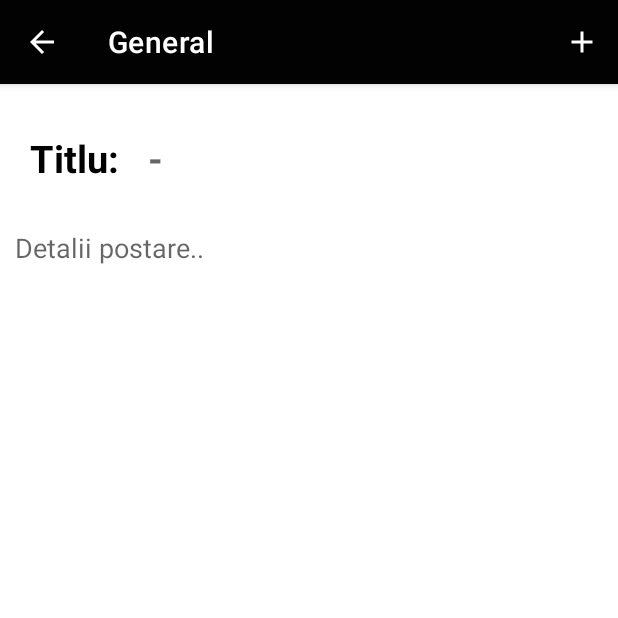
After one commit to BogdanColhon/CicloTM, an Android app: the GeneralPostActivity screen opened directly, with no data from a screen before it, on a phone screen of 412 x 824 dp, the top half of it. The commit adds this screen. Run offline under Robolectric (Android 15) with nearby library versions, the phone set to English and light mode, and no system bars; our stand-ins replace Firebase (no records; nobody signed in at launch, a user with empty details on screens opened directly).

Commit message:
The data for the general posts from community can be fetch from the db

```diff
--- a/app/build.gradle
+++ b/app/build.gradle
@@ -2,6 +2,7 @@ plugins {
     id 'com.android.application'
     id 'com.google.gms.google-services'
 }
+
 
 android {
     compileSdk 31
@@ -56,3 +57,4 @@ dependencies {
     androidTestImplementation 'androidx.test.ext:junit:1.1.3'
     androidTestImplementation 'androidx.test.espresso:espresso-core:3.4.0'
 }
+googleServices.disableVersionCheck = true
--- /dev/null
+++ b/app/src/main/java/com/example/ciclotm/GeneralPostActivity.java
@@ -0,0 +1,88 @@
+package com.example.ciclotm;
+
+import androidx.annotation.NonNull;
+import androidx.appcompat.app.ActionBar;
+import androidx.appcompat.app.AppCompatActivity;
+
+import android.os.Bundle;
+import android.view.Menu;
+import android.view.MenuItem;
+import android.widget.EditText;
+import android.widget.Toast;
+
+import com.google.android.gms.tasks.OnCompleteListener;
+import com.google.android.gms.tasks.Task;
+import com.google.firebase.auth.FirebaseAuth;
+import com.google.firebase.auth.FirebaseUser;
+import com.google.firebase.database.DatabaseReference;
+import com.google.firebase.database.FirebaseDatabase;
+
+import java.util.Calendar;
+import java.util.Date;
+
+public class GeneralPostActivity extends AppCompatActivity {
+
+    private EditText titleEditText;
+    private EditText descriptionEditText;
+    private FirebaseUser user;
+    private DatabaseReference reference;
+
+    @Override
+    protected void onCreate(Bundle savedInstanceState) {
+        super.onCreate(savedInstanceState);
+        setContentView(R.layout.activity_general_post);
+
+        ActionBar actionBar = getSupportActionBar();
+        actionBar.setTitle("General");
+        actionBar.setDisplayHomeAsUpEnabled(true);
+
+        titleEditText = findViewById(R.id.titleEditText);
+        descriptionEditText = findViewById(R.id.descriptionEditText);
+
+    }
+
+    @Override
+    public boolean onCreateOptionsMenu(Menu menu) {
+
+        getMenuInflater().inflate(R.menu.action_bar_bicycles, menu);
+        return super.onCreateOptionsMenu(menu);
+    }
+
+    @Override
+    public boolean onOptionsItemSelected(@NonNull MenuItem item) {
+        switch (item.getItemId()) {
+            case R.id.add:
+                String title = titleEditText.getText().toString();
+                String description = descriptionEditText.getText().toString();
+                Date currentTime = Calendar.getInstance().getTime();
+
+                user = FirebaseAuth.getInstance().getCurrentUser();
+                reference = FirebaseDatabase.getInstance(getResources().getString(R.string.db_instance)).getReference("Users");
+                String uid = user.getUid();
+
+                generalPost post = new generalPost(title, description, currentTime, uid);
+
+                FirebaseDatabase.getInstance(getResources().getString(R.string.db_instance)).getReference("GeneralPosts").child(String.valueOf(currentTime))
+                        .setValue(post).addOnCompleteListener(new OnCompleteListener<Void>() {
+                    @Override
+                    public void onComplete(@NonNull Task<Void> task) {
+                        if (task.isSuccessful()) {
+                            Toast.makeText(GeneralPostActivity.this, "Postare adaugata", Toast.LENGTH_SHORT).show();
+                        }
+                    }
+                });
+                FirebaseDatabase.getInstance(getResources().getString(R.string.db_instance)).getReference("Users").child(uid).child("CommunityPosts").child(String.valueOf(currentTime))
+                        .setValue(post);
+
+                break;
+        }
+        return super.onOptionsItemSelected(item);
+    }
+
+    @Override
+    public boolean onSupportNavigateUp() {
+        finish();
+        return super.onSupportNavigateUp();
+
+    }
+}
--- a/app/src/main/java/com/example/ciclotm/ProfileFragment.java
+++ b/app/src/main/java/com/example/ciclotm/ProfileFragment.java
@@ -178,7 +178,7 @@ public class ProfileFragment extends Fragment {
         return view;
     }
     public void getUserProfilePhoto() throws IOException {
-        storageReference = FirebaseStorage.getInstance().getReference().child("UsersProfilePictures/person.png");
+        storageReference = FirebaseStorage.getInstance().getReference().child("UsersProfilePicture/person.png");
         File localFile= File.createTempFile("tempFile","png");
         storageReference.getFile(localFile).addOnSuccessListener(new OnSuccessListener<FileDownloadTask.TaskSnapshot>() {
             @Override
--- /dev/null
+++ b/app/src/main/res/layout/activity_general_post.xml
@@ -0,0 +1,67 @@
+<?xml version="1.0" encoding="utf-8"?>
+<androidx.constraintlayout.widget.ConstraintLayout xmlns:android="http://schemas.android.com/apk/res/android"
+    xmlns:app="http://schemas.android.com/apk/res-auto"
+    xmlns:tools="http://schemas.android.com/tools"
+    android:layout_width="match_parent"
+    android:layout_height="match_parent"
+    tools:context=".GeneralPostActivity">
+
+    <LinearLayout
+        android:layout_width="match_parent"
+        android:layout_height="match_parent"
+        android:orientation="vertical">
+
+        <Space
+            android:layout_width="match_parent"
+            android:layout_height="wrap_content"
+            android:layout_weight="1" />
+
+        <LinearLayout
+            android:id="@+id/top"
+            android:layout_width="match_parent"
+            android:layout_height="0dp"
+            android:layout_weight="2"
+            android:orientation="horizontal">
+
+            <TextView
+                android:id="@+id/titleTextView"
+                android:layout_width="0dp"
+                android:layout_height="wrap_content"
+                android:layout_marginStart="20dp"
+                android:layout_weight="1"
+                android:text="Titlu:"
+                android:textColor="@color/black"
+                android:textSize="25sp"
+                android:textStyle="bold" />
+
+            <EditText
+                android:id="@+id/titleEditText"
+                android:layout_width="0dp"
+                android:layout_height="wrap_content"
+                android:textStyle="bold"
+                android:textColor="@color/black"
+                android:layout_weight="4"
+                android:layout_marginStart="5dp"
+                android:layout_marginEnd="20dp"
+                android:ems="10"
+                android:background="@null"
+                android:hint="-"
+                android:textSize="25sp"
+                android:inputType="text" />
+        </LinearLayout>
+
+        <EditText
+            android:id="@+id/descriptionEditText"
+            android:layout_width="match_parent"
+            android:layout_height="wrap_content"
+            android:layout_weight="20"
+            android:layout_marginStart="10dp"
+            android:layout_marginEnd="10dp"
+            android:ems="10"
+            android:gravity="top"
+            android:background="@null"
+            android:inputType="textMultiLine"
+            android:hint="Detalii postare.." />
+    </LinearLayout>
+
+</androidx.constraintlayout.widget.ConstraintLayout>
```
Also changed, not shown: app/src/main/AndroidManifest.xml (+6 -2 lines), app/src/main/java/com/example/ciclotm/GeneralFragment.java (+78 -8 lines), app/src/main/java/com/example/ciclotm/generalPost.java (+25 -7 lines), app/src/main/java/com/example/ciclotm/generalRecycleViewAdapter.java (+43 -2 lines), app/src/main/res/drawable/ic_baseline_add_24_black.xml (added, +10 -0 lines), app/src/main/res/layout/community_general_card_layout.xml (+12 -2 lines), app/src/main/res/layout/fragment_general.xml (+24 -9 lines), app/src/main/res/layout/general_post_action_bar.xml (added, +40 -0 lines).
